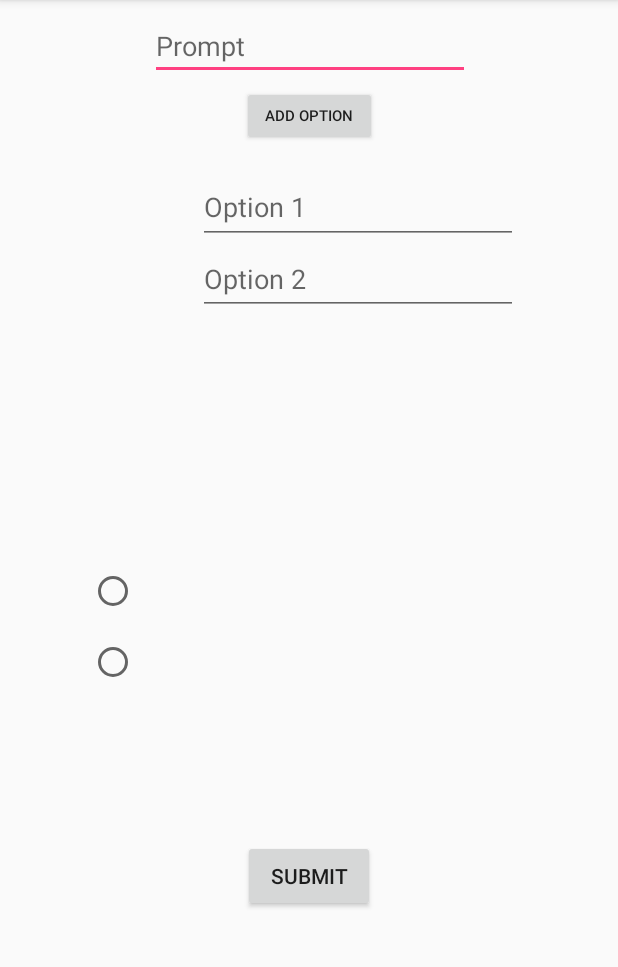
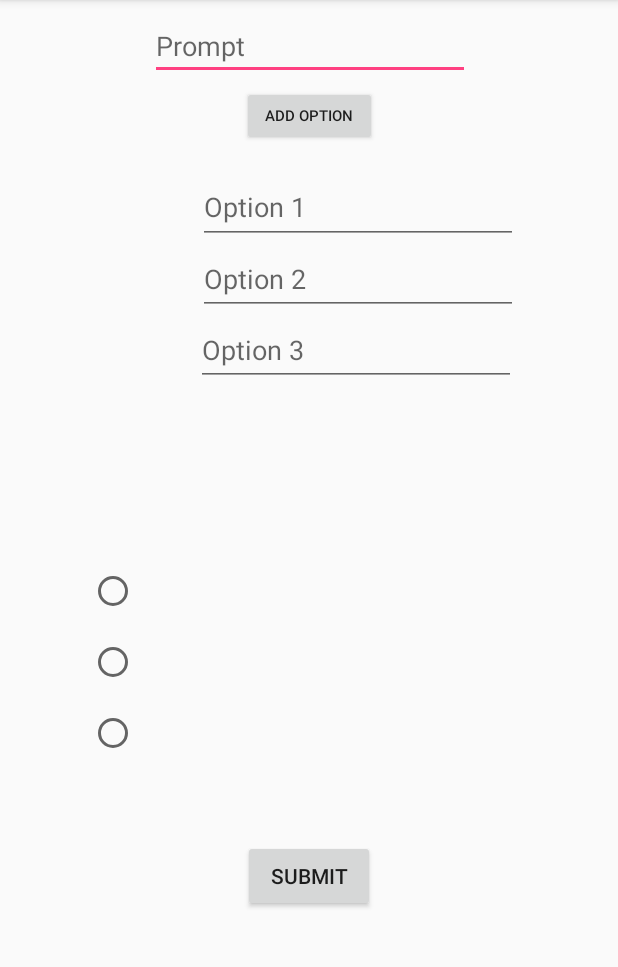
Before and after one commit to loliveto/newD6, an Android app: the fragment CreateMCQuestion shown on its own in the app's theme, after a tap on "SUBMIT", on a phone screen of 412 x 824 dp, the part 84-1051 px from its top. Run offline under Robolectric (Android 15) with nearby library versions, the phone set to English and light mode, and no system bars; our stand-ins replace Firebase (no records; nobody signed in at launch, a user with empty details on screens opened directly); 2 statements that could not run were skipped; 1 other tap on this screen came first.

Commit message:
IT FINALLY WORKED

```diff
--- a/app/src/main/java/com/example/john/quizsurvey/Views/CreateMCQuestion.java
+++ b/app/src/main/java/com/example/john/quizsurvey/Views/CreateMCQuestion.java
@@ -1,5 +1,6 @@
 package com.example.john.quizsurvey.Views;
 
+import android.content.Intent;
 import android.os.Bundle;
 import android.support.v4.app.Fragment;
 import android.view.LayoutInflater;
@@ -20,7 +21,7 @@ import com.example.john.quizsurvey.R;
  * Created by Test on 4/18/2018.
  */
 
-public class CreateMCQuestion extends Fragment {
+public class CreateMCQuestion extends Fragment{
 
     Questionare questionare;
 
@@ -48,13 +49,51 @@ public class CreateMCQuestion extends Fragment {
 
         final EditText prompt = view.findViewById(R.id.mcprompt);
 
-        Button submit = view.findViewById(R.id.submitMC);
+        final Button submit = view.findViewById(R.id.submitMC);
         submit.setOnClickListener(new View.OnClickListener() {
             @Override
             public void onClick(View v) {
                 MCQuestion question = new MCQuestion(prompt.getText().toString());
                 questionare.addQuestion(question);
                 ((MainActivity)getActivity()).toSeeQuestionare(questionare);
+
+            }
+        });
+
+        final Button option = (Button) view.findViewById(R.id.addOption);
+        final Button mcOption3 = view.findViewById(R.id.mcOption3);
+        final Button mcOption4 = view.findViewById(R.id.mcOption4);
+        final Button mcOption5 = view.findViewById(R.id.mcOption5);
+        final Button mcOption6 = view.findViewById(R.id.mcOption6);
+        final EditText mcText3 = view.findViewById(R.id.mcText3);
+        final EditText mcText4 = view.findViewById(R.id.mcText4);
+        final EditText mcText5 = view.findViewById(R.id.mcText5);
+        final EditText mcText6 = view.findViewById(R.id.mcText6);
+
+        option.setOnClickListener(new View.OnClickListener() {
+            @Override
+            public void onClick(View v) {
+                if(count==2){
+                    mcOption3.setVisibility(View.VISIBLE);
+                    mcText3.setVisibility(View.VISIBLE);
+                    count=3;
+                }
+                else if(count==3){
+                    mcOption4.setVisibility(View.VISIBLE);
+                    mcText4.setVisibility(View.VISIBLE);
+                    count=4;
+                }
+                else if(count==4){
+                    mcOption5.setVisibility(View.VISIBLE);
+                    mcText5.setVisibility(View.VISIBLE);
+                    count=5;
+                }
+                else if(count==5){
+                    mcOption6.setVisibility(View.VISIBLE);
+                    mcText6.setVisibility(View.VISIBLE);
+                    option.setVisibility(View.INVISIBLE);
+                    count=6;
+                }
             }
         });
         return view;
@@ -101,7 +140,7 @@ public class CreateMCQuestion extends Fragment {
     }
 
     int count = 2;
-
+/**
     public void onButtonClicked(View view){
 
         //onButtonClicked(View view);
@@ -126,8 +165,8 @@ public class CreateMCQuestion extends Fragment {
             }
 
       }
-         */
-        Button option = (Button) view.findViewById(R.id.addOption);
+
+       // Button option = (Button) view.findViewById(R.id.addOption);
         //final int count = 2;
 
 
@@ -135,22 +174,22 @@ public class CreateMCQuestion extends Fragment {
        // final EditText mcText2 = view.findViewById(R.id.mcText2);
 
 
-        option.setOnClickListener(new View.OnClickListener() {
-            public void onClick(View v) {
-                 EditText mcText3 = v.findViewById(R.id.mcText3);
-                 EditText mcText4 = v.findViewById(R.id.mcText4);
-                 EditText mcText5 = v.findViewById(R.id.mcText5);
-                 EditText mcText6 = v.findViewById(R.id.mcText6);
-                 Button mcOption3 = v.findViewById(R.id.mcOption3);
-                Button mcOption4 = v.findViewById(R.id.mcOption4);
-                Button mcOption5 = v.findViewById(R.id.mcOption5);
-                Button mcOption6 = v.findViewById(R.id.mcOption6);
+//        option.setOnClickListener(new View.OnClickListener() {
+//            public void onClick(View v) {
+                 EditText mcText3 = view.findViewById(R.id.mcText3);
+                 EditText mcText4 = view.findViewById(R.id.mcText4);
+                 EditText mcText5 = view.findViewById(R.id.mcText5);
+                 EditText mcText6 = view.findViewById(R.id.mcText6);
+                 Button mcOption3 = view.findViewById(R.id.mcOption3);
+                Button mcOption4 = view.findViewById(R.id.mcOption4);
+                Button mcOption5 = view.findViewById(R.id.mcOption5);
+                Button mcOption6 = view.findViewById(R.id.mcOption6);
 
 
                 if (count == 2) {
                     //final EditText mcText3 = view.findViewById(R.id.mcText3);
-                    mcText3.setVisibility(View.VISIBLE);
-                    mcOption3.setVisibility(View.VISIBLE);
+                    mcText3.setVisibility(view.VISIBLE);
+                    mcOption3.setVisibility(view.VISIBLE);
                     count = 3;
                 } else if (count == 3) {
                     // final EditText mcText4 = view.findViewById(R.id.mcText4);
@@ -171,7 +210,7 @@ public class CreateMCQuestion extends Fragment {
 
                     count = 6;
                 }
-            }
-        });
-    }
+         //   }
+       // });
+    }*/
 }
```
